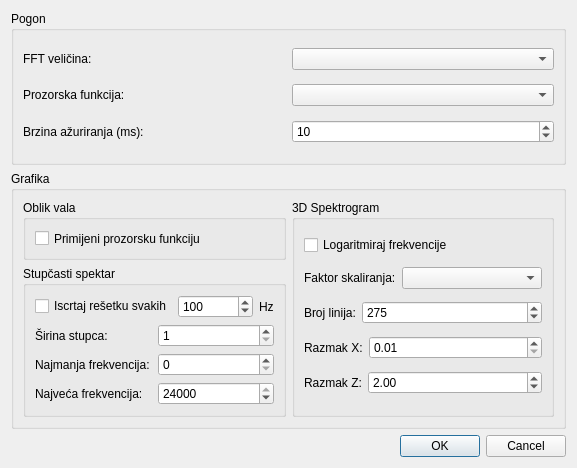
The window that Software/audio-visualizer/settingsdialog.ui (mkovac700/diplomski-rad) describes before a commit, drawn with Qt 5.
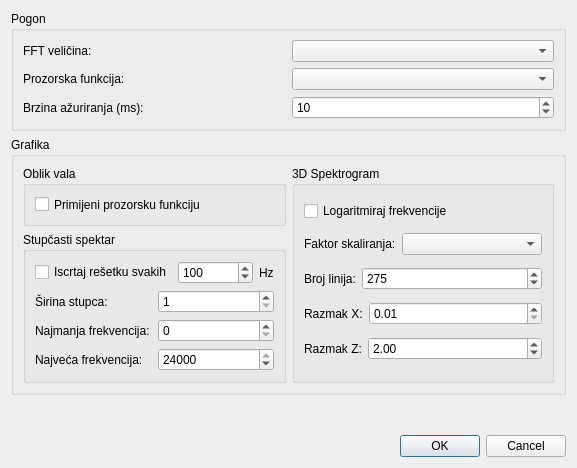
The same window after the commit.

```diff
--- a/Software/audio-visualizer/settingsdialog.ui
+++ b/Software/audio-visualizer/settingsdialog.ui
@@ -426,6 +426,13 @@
      </layout>
     </widget>
    </item>
+   <item>
+    <widget class="QLabel" name="label_WarningMessage">
+     <property name="text">
+      <string/>
+     </property>
+    </widget>
+   </item>
    <item>
     <widget class="QDialogButtonBox" name="buttonBox">
      <property name="orientation">
```
